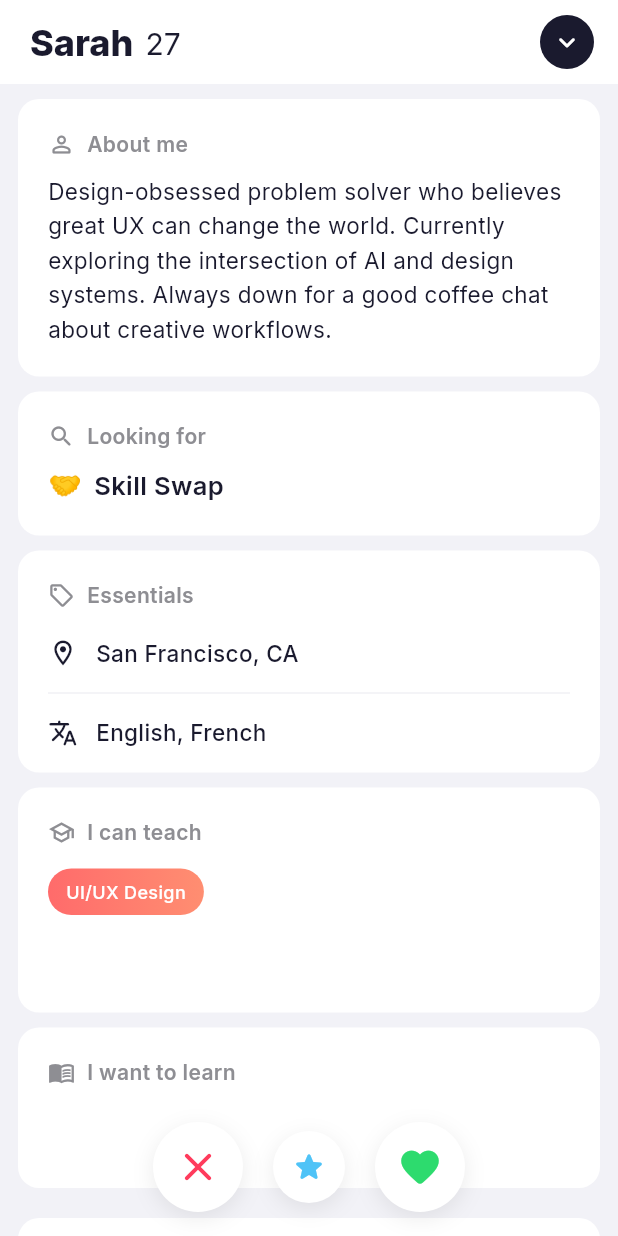
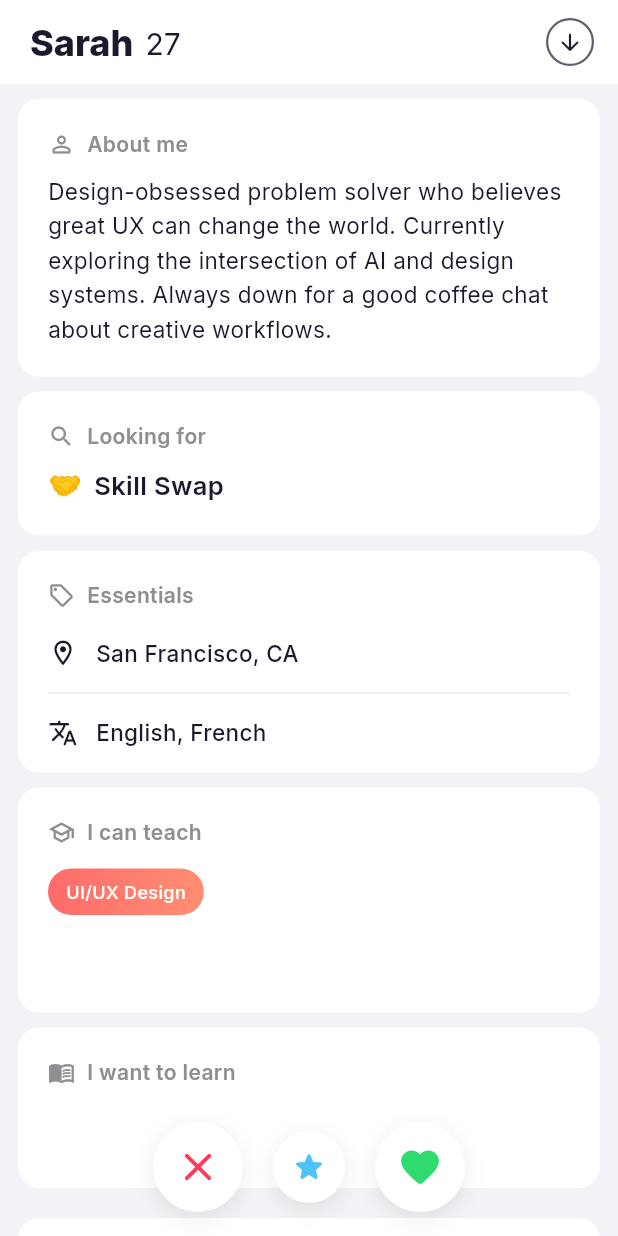
Before and after one commit to nouralddin-abdullah/skillder, a Flutter app: the ProfileScreen screen opened directly with sample values from the repository, scrolled down 576 dp, on a phone screen of 412 x 824 dp. Run offline on Flutter 3.47's test engine with Material 3 defaults, Android fonts, the phone set to English and light mode, and no system bars; our stand-ins replace flutter_card_swiper, flutter_svg, google_fonts, image_picker; network calls fail.

Commit message:
Refine profile bottom sheet close button
Make the bottom sheet close button smaller and outlined to match updated design. Reduced container from 36 to 32, replaced filled const BoxDecoration with a dynamic border using AppColors.textPrimary.withValues(alpha: 0.7) (width 1.5), swapped the icon to Icons.arrow_downward_rounded, changed icon color to AppColors.textPrimary and size to 18. Removed const from decoration to allow the dynamic color/alpha.

```diff
--- a/lib/widgets/swipe/profile_bottom_sheet.dart
+++ b/lib/widgets/swipe/profile_bottom_sheet.dart
@@ -101,16 +101,19 @@ class _ProfileScreenState extends State<ProfileScreen> {
                     child: GestureDetector(
                       onTap: () => Navigator.pop(context),
                       child: Container(
-                        width: 36,
-                        height: 36,
-                        decoration: const BoxDecoration(
-                          color: AppColors.textPrimary,
+                        width: 32,
+                        height: 32,
+                        decoration: BoxDecoration(
                           shape: BoxShape.circle,
+                          border: Border.all(
+                            color: AppColors.textPrimary.withValues(alpha: 0.7),
+                            width: 1.5,
+                          ),
                         ),
                         child: const Icon(
-                          Icons.keyboard_arrow_down_rounded,
-                          color: Colors.white,
-                          size: 22,
+                          Icons.arrow_downward_rounded,
+                          color: AppColors.textPrimary,
+                          size: 18,
                         ),
                       ),
                     ),
```
